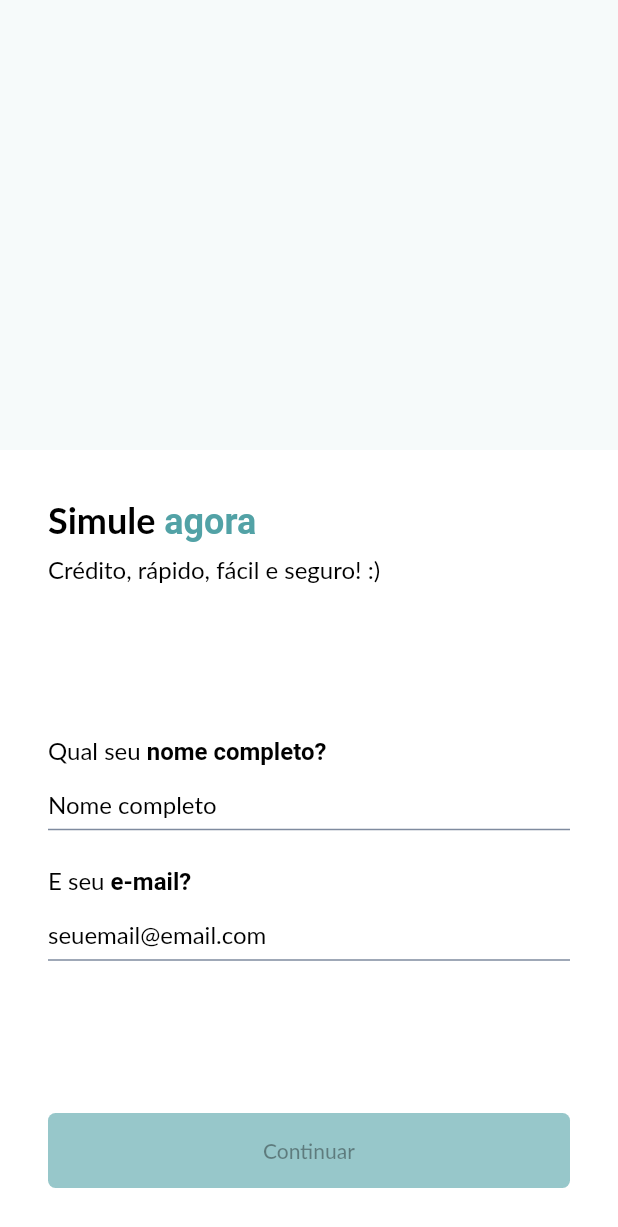
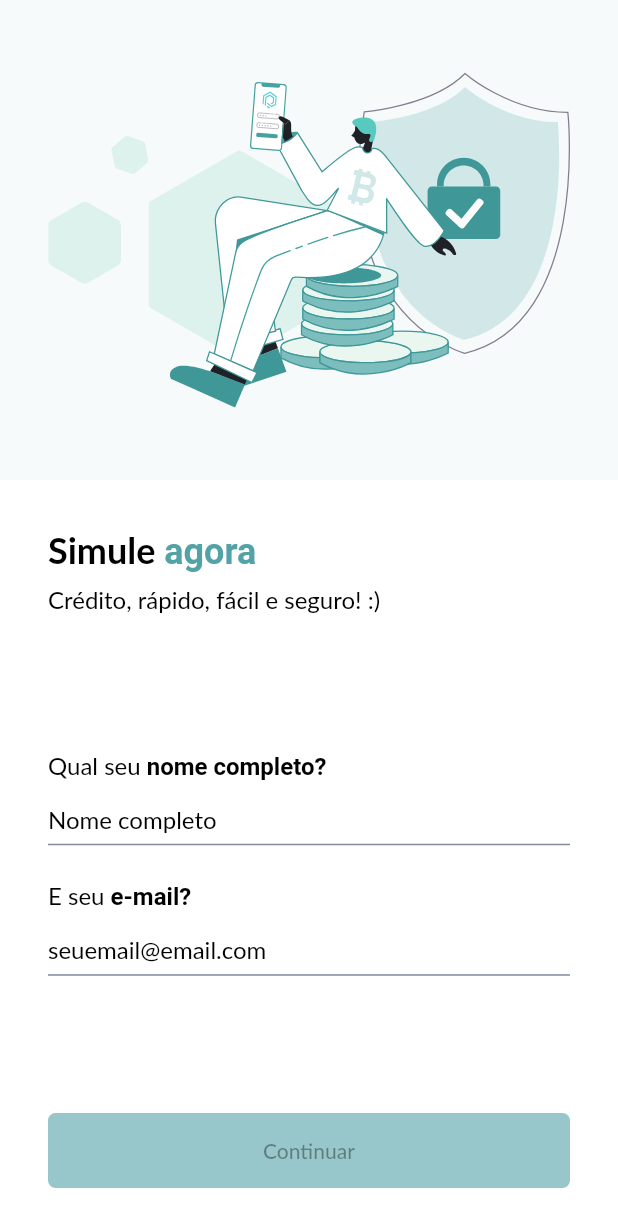
Before and after one commit to viniciusmiquelao/credit_simulation, a Flutter app: the screen it shows after launch, on a phone screen of 412 x 824 dp. Shown: the top 1227 px of the screen. Run offline on Flutter 3.47's test engine with Material 2 defaults, Android fonts, the phone set to English and light mode, and no system bars; our stand-ins replace dio, flutter_masked_text2, flutter_svg, get, syncfusion_flutter_sliders; missing offline and left inert: syncfusion_flutter_core; Roboto replaces fonts that are missing (Lato); statements that could not run were skipped.

Commit message:
Add image in Personal Data Credit Simulation page

```diff
--- a/lib/app/ui/pages/credit_simulation/personal_data_credit_simulation_page.dart
+++ b/lib/app/ui/pages/credit_simulation/personal_data_credit_simulation_page.dart
@@ -4,6 +4,7 @@ import 'package:credit_simulation/app/configs/validators/validate_full_name.dart
 import 'package:credit_simulation/app/configs/validators/validator_email.dart';
 import 'package:credit_simulation/app/controllers/credit_simulation/credit_simulation_controller.dart';
 import 'package:credit_simulation/app/routes/routes.dart';
+import 'package:credit_simulation/app/ui/assets.dart';
 import 'package:credit_simulation/app/ui/components/base_button.dart';
 import 'package:credit_simulation/app/ui/components/safe_scroll_view.dart';
 import 'package:flutter/material.dart';
@@ -33,9 +34,13 @@ class _PersonalDataCreditSimulationPageState
             mainAxisSize: MainAxisSize.max,
             children: [
               Container(
-                height: 300,
+                height: 320,
+                padding: const EdgeInsets.all(Spacements.L),
                 color:
                     CustomTheme.of(context).colors!.primary!.withOpacity(.05),
+                child: const SafeArea(
+                  child: Center(child: Asset(Assets.personalData)),
+                ),
               ),
               Flexible(
                 child: Padding(
```
